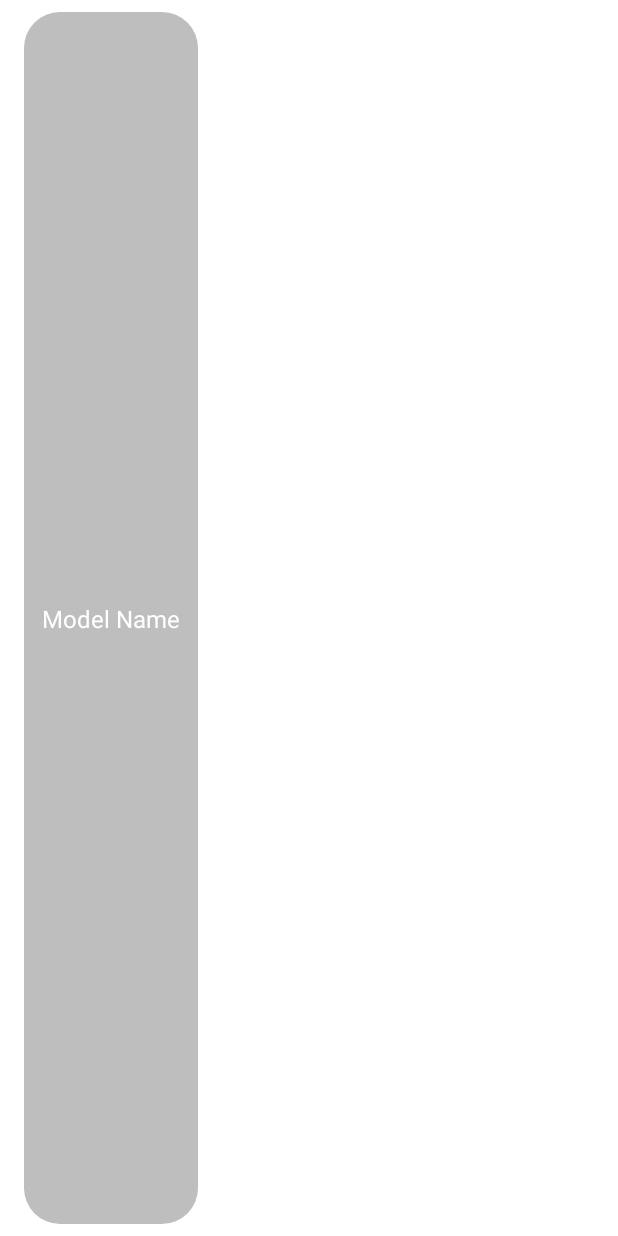
After one commit to razak17/dermoscan, an Android app: the layout model_item.xml on its own in the app's theme, with its tools: preview values and no code run, on a phone screen of 412 x 824 dp. The commit adds this screen. Run offline under Robolectric (Android 15) with nearby library versions, the phone set to English and light mode, and no system bars; network calls fail.

Commit message:
9. Checkboxes to select models to use in diagnosis.

```diff
--- a/app/src/main/AndroidManifest.xml
+++ b/app/src/main/AndroidManifest.xml
@@ -20,9 +20,9 @@
         android:roundIcon="@mipmap/ic_launcher_round"
         android:supportsRtl="true"
         android:theme="@style/Theme.Dermoscan">
-        <activity
-            android:name="com.theartofdev.edmodo.cropper.CropImageActivity"
-            android:exported="true" />
+<!--        <activity-->
+<!--            android:name="com.theartofdev.edmodo.cropper.CropImageActivity"-->
+<!--            android:exported="true" />-->
 
         <activity
             android:name="androidx.test.core.app.InstrumentationActivityInvoker$BootstrapActivity"
--- /dev/null
+++ b/app/src/main/java/com/example/dermoscan/models/ModelCheckModel.kt
@@ -0,0 +1,3 @@
+package com.example.dermoscan.models
+
+data class ModelCheckModel(val name: String, val isChecked: Boolean)
--- /dev/null
+++ b/app/src/main/java/com/example/dermoscan/models/ModelModel.kt
@@ -0,0 +1,3 @@
+package com.example.dermoscan.models
+
+data class ModelModel(var name: String)
--- /dev/null
+++ b/app/src/main/res/drawable/rounded_corners.xml
@@ -0,0 +1,5 @@
+<?xml version="1.0" encoding="utf-8"?>
+<shape xmlns:android="http://schemas.android.com/apk/res/android">
+    <solid android:color="@color/egg_white"/>
+    <corners android:radius="24dp" />
+</shape>
--- /dev/null
+++ b/app/src/main/res/layout/model_item.xml
@@ -0,0 +1,27 @@
+<?xml version="1.0" encoding="utf-8"?>
+<androidx.constraintlayout.widget.ConstraintLayout xmlns:android="http://schemas.android.com/apk/res/android"
+    android:id="@+id/modelItemLayout"
+    xmlns:app="http://schemas.android.com/apk/res-auto"
+    android:layout_width="wrap_content"
+    android:layout_height="match_parent"
+    android:layout_marginStart="16dp"
+    android:layout_marginEnd="8dp"
+    android:layout_marginTop="8dp"
+    android:layout_marginBottom="8dp"
+    android:background="@drawable/rounded_corners">
+
+    <TextView
+        android:id="@+id/tvModelName"
+        android:layout_width="wrap_content"
+        android:layout_height="wrap_content"
+        android:gravity="center_vertical"
+        android:padding="12dp"
+        android:text="Model Name"
+        android:textSize="16sp"
+        android:textColor="@color/white"
+        app:layout_constraintBottom_toBottomOf="parent"
+        app:layout_constraintEnd_toEndOf="parent"
+        app:layout_constraintStart_toStartOf="parent"
+        app:layout_constraintTop_toTopOf="parent" />
+
+</androidx.constraintlayout.widget.ConstraintLayout>
--- a/app/src/main/res/values/colors.xml
+++ b/app/src/main/res/values/colors.xml
@@ -20,7 +20,7 @@
     <color name="white_800">#262626</color>
     <color name="white_900">#0d0d0d</color>
 
-    <color name="egg_white">#efffff</color>
+    <color name="egg_white">#bebebe</color>
     <color name="underline">#D8D6D6</color>
 
     <color name="colorPrimary">#008577</color>
--- a/app/src/main/res/values/themes.xml
+++ b/app/src/main/res/values/themes.xml
@@ -18,4 +18,9 @@
         <item name="cornerSize">10dp</item>
         <item name="color">@color/white</item>
     </style>
+    <style name="RoundCorner2" parent="">
+        <item name="cornerFamily">rounded</item>
+        <item name="cornerSize">24dp</item>
+        <item name="color">@color/white</item>
+    </style>
 </resources>
```
Also changed, not shown: app/build.gradle (+7 -11 lines), app/src/main/java/com/example/dermoscan/adapters/ModelAdapter.kt (added, +61 -0 lines), app/src/main/java/com/example/dermoscan/adapters/ModelCheckAdapter.kt (added, +58 -0 lines), app/src/main/java/com/example/dermoscan/fragments/BaseFragment.kt (+20 -24 lines), app/src/main/java/com/example/dermoscan/fragments/DetectFragment.kt (+33 -0 lines), app/src/main/res/layout/fragment_detect.xml (+21 -4 lines), app/src/main/res/layout/model_check_item.xml (added, +29 -0 lines).
